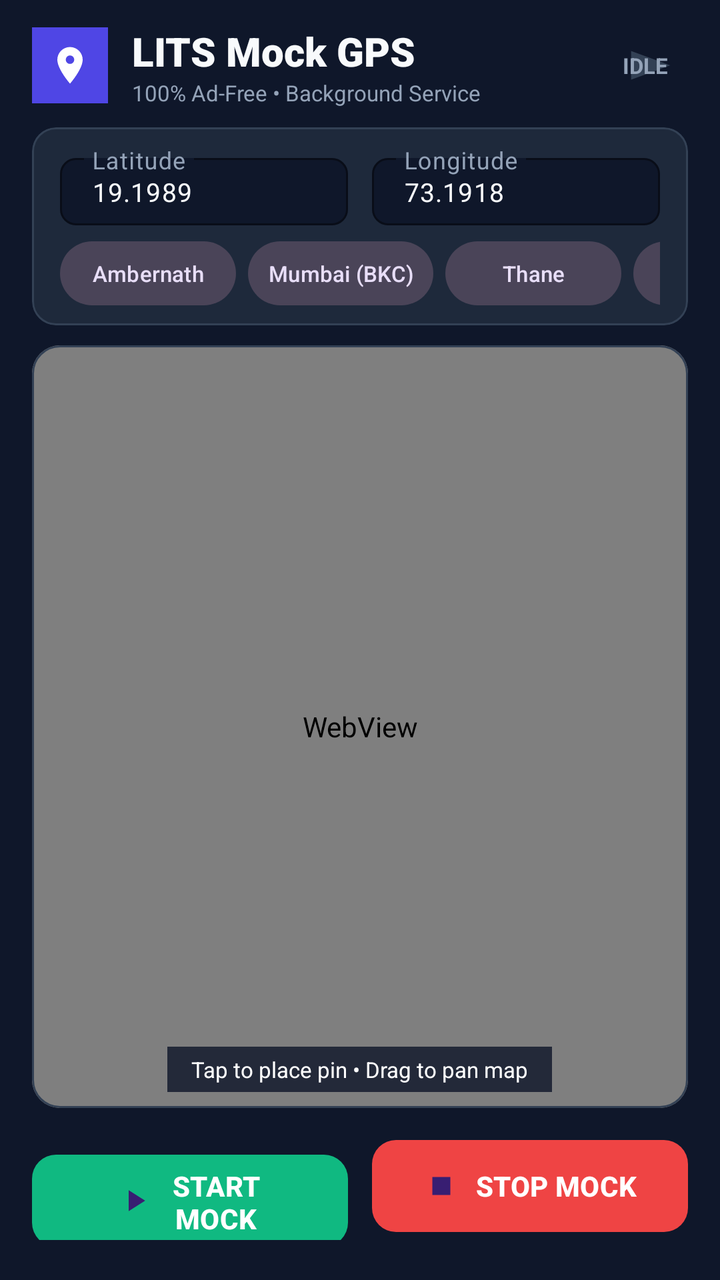
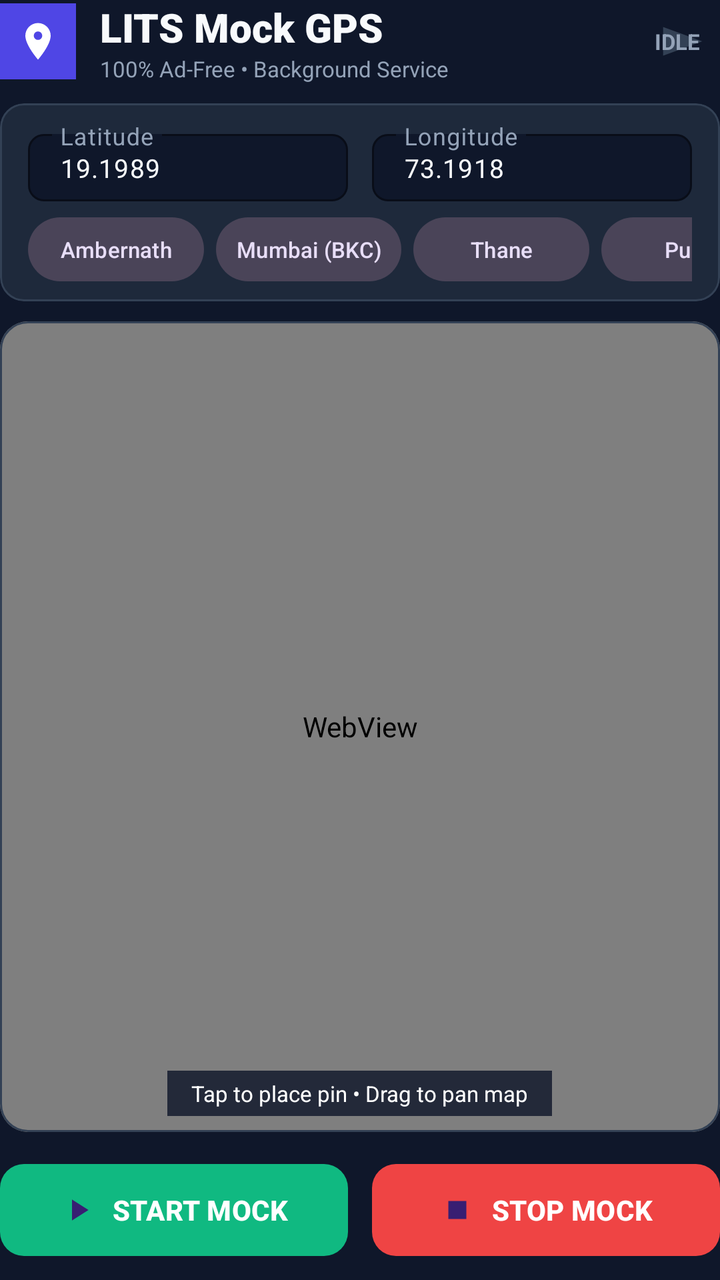

Two renders of the same Android screen: before a commit and after it. Below are the layout's source before the change and the commit's diff.
<!-- AndroidManifest.xml: application theme Theme.LITSMockLocation -->
<!-- res/layout/activity_main.xml -->
<?xml version="1.0" encoding="utf-8"?>
<LinearLayout xmlns:android="http://schemas.android.com/apk/res/android"
    xmlns:app="http://schemas.android.com/apk/res-auto"
    android:layout_width="match_parent"
    android:layout_height="match_parent"
    android:background="@color/bg_dark"
    android:fitsSystemWindows="true"
    android:orientation="vertical"
    android:paddingHorizontal="16dp"
    android:paddingTop="12dp"
    android:paddingBottom="20dp">

    
    <LinearLayout
        android:layout_width="match_parent"
        android:layout_height="wrap_content"
        android:gravity="center_vertical"
        android:orientation="horizontal">

        <ImageView
            android:layout_width="38dp"
            android:layout_height="38dp"
            android:background="@drawable/ic_launcher_foreground"
            android:contentDescription="App Icon" />

        <LinearLayout
            android:layout_width="0dp"
            android:layout_height="wrap_content"
            android:layout_marginStart="12dp"
            android:layout_weight="1"
            android:orientation="vertical">

            <TextView
                android:layout_width="wrap_content"
                android:layout_height="wrap_content"
                android:fontFamily="sans-serif-black"
                android:text="LITS Mock GPS"
                android:textColor="@color/text_primary"
                android:textSize="20sp" />

            <TextView
                android:layout_width="wrap_content"
                android:layout_height="wrap_content"
                android:text="100% Ad-Free • Background Service"
                android:textColor="@color/text_secondary"
                android:textSize="11sp" />
        </LinearLayout>

        <TextView
            android:id="@+id/tvStatusBadge"
            android:layout_width="wrap_content"
            android:layout_height="wrap_content"
            android:background="@drawable/ic_play"
            android:backgroundTint="#334155"
            android:paddingHorizontal="10dp"
            android:paddingVertical="5dp"
            android:text="IDLE"
            android:textColor="@color/text_secondary"
            android:textSize="11sp"
            android:textStyle="bold" />
    </LinearLayout>

    
    <com.google.android.material.card.MaterialCardView
        android:id="@+id/cardWarning"
        android:layout_width="match_parent"
        android:layout_height="wrap_content"
        android:layout_marginTop="8dp"
        android:visibility="gone"
        app:cardBackgroundColor="#2D1515"
        app:cardCornerRadius="10dp"
        app:strokeColor="#7F1D1D"
        app:strokeWidth="1dp">

        <LinearLayout
            android:layout_width="match_parent"
            android:layout_height="wrap_content"
            android:orientation="vertical"
            android:padding="12dp">

            <TextView
                android:layout_width="wrap_content"
                android:layout_height="wrap_content"
                android:text="⚠️ Mock Location Not Selected"
                android:textColor="#FCA5A5"
                android:textSize="13sp"
                android:textStyle="bold" />

            <TextView
                android:layout_width="wrap_content"
                android:layout_height="wrap_content"
                android:layout_marginTop="2dp"
                android:text="Select 'Mock GPS' as your Mock Location App in Developer Options."
                android:textColor="#FECACA"
                android:textSize="11sp" />

            <com.google.android.material.button.MaterialButton
                android:id="@+id/btnOpenDevSettings"
                android:layout_width="wrap_content"
                android:layout_height="wrap_content"
                android:layout_marginTop="6dp"
                android:text="Open Developer Options"
                android:textColor="@color/white"
                android:textSize="11sp"
                app:backgroundTint="#DC2626"
                app:cornerRadius="6dp" />
        </LinearLayout>
    </com.google.android.material.card.MaterialCardView>

    
    <com.google.android.material.card.MaterialCardView
        android:layout_width="match_parent"
        android:layout_height="wrap_content"
        android:layout_marginTop="10dp"
        app:cardBackgroundColor="@color/surface_dark"
        app:cardCornerRadius="12dp"
        app:strokeColor="@color/border_color"
        app:strokeWidth="1dp">

        <LinearLayout
            android:layout_width="match_parent"
            android:layout_height="wrap_content"
            android:orientation="vertical"
            android:paddingHorizontal="14dp"
            android:paddingVertical="10dp">

            
            <LinearLayout
                android:layout_width="match_parent"
                android:layout_height="wrap_content"
                android:orientation="horizontal">

                <com.google.android.material.textfield.TextInputLayout
                    android:layout_width="0dp"
                    android:layout_height="wrap_content"
                    android:layout_marginEnd="6dp"
                    android:layout_weight="1"
                    android:hint="Latitude"
                    android:textColorHint="@color/text_secondary"
                    app:boxBackgroundColor="#0F172A"
                    app:boxCornerRadiusBottomEnd="8dp"
                    app:boxCornerRadiusBottomStart="8dp"
                    app:boxCornerRadiusTopEnd="8dp"
                    app:boxCornerRadiusTopStart="8dp"
                    app:boxStrokeColor="@color/primary">

                    <com.google.android.material.textfield.TextInputEditText
                        android:id="@+id/etLatitude"
                        android:layout_width="match_parent"
                        android:layout_height="wrap_content"
                        android:inputType="numberDecimal|numberSigned"
                        android:paddingVertical="8dp"
                        android:text="19.1989"
                        android:textColor="@color/text_primary"
                        android:textSize="13sp" />
                </com.google.android.material.textfield.TextInputLayout>

                <com.google.android.material.textfield.TextInputLayout
                    android:layout_width="0dp"
                    android:layout_height="wrap_content"
                    android:layout_marginStart="6dp"
                    android:layout_weight="1"
                    android:hint="Longitude"
                    android:textColorHint="@color/text_secondary"
                    app:boxBackgroundColor="#0F172A"
                    app:boxCornerRadiusBottomEnd="8dp"
                    app:boxCornerRadiusBottomStart="8dp"
                    app:boxCornerRadiusTopEnd="8dp"
                    app:boxCornerRadiusTopStart="8dp"
                    app:boxStrokeColor="@color/primary">

                    <com.google.android.material.textfield.TextInputEditText
                        android:id="@+id/etLongitude"
                        android:layout_width="match_parent"
                        android:layout_height="wrap_content"
                        android:inputType="numberDecimal|numberSigned"
                        android:paddingVertical="8dp"
                        android:text="73.1918"
                        android:textColor="@color/text_primary"
                        android:textSize="13sp" />
                </com.google.android.material.textfield.TextInputLayout>
            </LinearLayout>

            
            <HorizontalScrollView
                android:layout_width="match_parent"
                android:layout_height="wrap_content"
                android:layout_marginTop="8dp"
                android:scrollbars="none">

                <LinearLayout
                    android:layout_width="wrap_content"
                    android:layout_height="wrap_content"
                    android:orientation="horizontal">

                    <com.google.android.material.button.MaterialButton
                        android:id="@+id/btnPresetAmbernath"
                        style="@style/Widget.Material3.Button.TonalButton"
                        android:layout_width="wrap_content"
                        android:layout_height="32dp"
                        android:layout_marginEnd="6dp"
                        android:insetBottom="0dp"
                        android:insetTop="0dp"
                        android:paddingHorizontal="10dp"
                        android:text="Ambernath"
                        android:textSize="11sp" />

                    <com.google.android.material.button.MaterialButton
                        android:id="@+id/btnPresetMumbai"
                        style="@style/Widget.Material3.Button.TonalButton"
                        android:layout_width="wrap_content"
                        android:layout_height="32dp"
                        android:layout_marginEnd="6dp"
                        android:insetBottom="0dp"
                        android:insetTop="0dp"
                        android:paddingHorizontal="10dp"
                        android:text="Mumbai (BKC)"
                        android:textSize="11sp" />

                    <com.google.android.material.button.MaterialButton
                        android:id="@+id/btnPresetThane"
                        style="@style/Widget.Material3.Button.TonalButton"
                        android:layout_width="wrap_content"
                        android:layout_height="32dp"
                        android:layout_marginEnd="6dp"
                        android:insetBottom="0dp"
                        android:insetTop="0dp"
                        android:paddingHorizontal="10dp"
                        android:text="Thane"
                        android:textSize="11sp" />

                    <com.google.android.material.button.MaterialButton
                        android:id="@+id/btnPresetPune"
                        style="@style/Widget.Material3.Button.TonalButton"
                        android:layout_width="wrap_content"
                        android:layout_height="32dp"
                        android:layout_marginEnd="6dp"
                        android:insetBottom="0dp"
                        android:insetTop="0dp"
                        android:paddingHorizontal="10dp"
                        android:text="Pune"
                        android:textSize="11sp" />

                    <com.google.android.material.button.MaterialButton
                        android:id="@+id/btnPresetDelhi"
                        style="@style/Widget.Material3.Button.TonalButton"
                        android:layout_width="wrap_content"
                        android:layout_height="32dp"
                        android:insetBottom="0dp"
                        android:insetTop="0dp"
                        android:paddingHorizontal="10dp"
                        android:text="Delhi (CP)"
                        android:textSize="11sp" />
                </LinearLayout>
            </HorizontalScrollView>
        </LinearLayout>
    </com.google.android.material.card.MaterialCardView>

    
    <com.google.android.material.card.MaterialCardView
        android:id="@+id/cardMapContainer"
        android:layout_width="match_parent"
        android:layout_height="0dp"
        android:layout_marginTop="10dp"
        android:layout_marginBottom="12dp"
        android:layout_weight="1"
        app:cardBackgroundColor="@color/surface_dark"
        app:cardCornerRadius="14dp"
        app:strokeColor="@color/border_color"
        app:strokeWidth="1dp">

        <RelativeLayout
            android:layout_width="match_parent"
            android:layout_height="match_parent">

            <WebView
                android:id="@+id/mapWebView"
                android:layout_width="match_parent"
                android:layout_height="match_parent" />

            
            <TextView
                android:layout_width="wrap_content"
                android:layout_height="wrap_content"
                android:layout_alignParentBottom="true"
                android:layout_centerHorizontal="true"
                android:layout_marginBottom="8dp"
                android:background="#D00F172A"
                android:paddingHorizontal="12dp"
                android:paddingVertical="4dp"
                android:text="Tap to place pin • Drag to pan map"
                android:textColor="@color/white"
                android:textSize="11sp" />
        </RelativeLayout>
    </com.google.android.material.card.MaterialCardView>

    
    <LinearLayout
        android:layout_width="match_parent"
        android:layout_height="wrap_content"
        android:orientation="horizontal">

        <com.google.android.material.button.MaterialButton
            android:id="@+id/btnStartMock"
            android:layout_width="0dp"
            android:layout_height="54dp"
            android:layout_marginEnd="6dp"
            android:layout_weight="1"
            android:text="START MOCK"
            android:textColor="@color/white"
            android:textSize="14sp"
            android:textStyle="bold"
            app:backgroundTint="@color/accent"
            app:cornerRadius="12dp"
            app:icon="@drawable/ic_play"
            app:iconGravity="textStart" />

        <com.google.android.material.button.MaterialButton
            android:id="@+id/btnStopMock"
            android:layout_width="0dp"
            android:layout_height="54dp"
            android:layout_marginStart="6dp"
            android:layout_weight="1"
            android:text="STOP MOCK"
            android:textColor="@color/white"
            android:textSize="14sp"
            android:textStyle="bold"
            app:backgroundTint="@color/danger"
            app:cornerRadius="12dp"
            app:icon="@drawable/ic_stop"
            app:iconGravity="textStart" />
    </LinearLayout>

</LinearLayout>
<!-- resources referenced by this layout -->
<resources>
  <color name="accent">#10B981</color>
  <color name="bg_dark">#0F172A</color>
  <color name="border_color">#334155</color>
  <color name="danger">#EF4444</color>
  <color name="primary">#4F46E5</color>
  <color name="surface_dark">#1E293B</color>
  <color name="text_primary">#F8FAFC</color>
  <color name="text_secondary">#94A3B8</color>
  <color name="white">#FFFFFF</color>
  <!-- drawable ic_launcher_foreground (drawable) -->
  <vector xmlns:android="http://schemas.android.com/apk/res/android"
      android:width="108dp"
      android:height="108dp"
      android:viewportWidth="108"
      android:viewportHeight="108">
      <path
          android:fillColor="#4F46E5"
          android:pathData="M0,0h108v108h-108z" />
      <path
          android:fillColor="#FFFFFF"
          android:pathData="M54,28c-9.94,0 -18,8.06 -18,18c0,13.5 18,34 18,34s18,-20.5 18,-34c0,-9.94 -8.06,-18 -18,-18zM54,52c-3.31,0 -6,-2.69 -6,-6s2.69,-6 6,-6s6,2.69 6,6s-2.69,6 -6,6z" />
  </vector>
  <!-- drawable ic_play (drawable) -->
  <vector xmlns:android="http://schemas.android.com/apk/res/android"
      android:width="24dp"
      android:height="24dp"
      android:viewportWidth="24"
      android:viewportHeight="24">
      <path
          android:fillColor="#FFFFFFFF"
          android:pathData="M8,5v14l11,-7z"/>
  </vector>
  <!-- drawable ic_stop (drawable) -->
  <vector xmlns:android="http://schemas.android.com/apk/res/android"
      android:width="24dp"
      android:height="24dp"
      android:viewportWidth="24"
      android:viewportHeight="24">
      <path
          android:fillColor="#FFFFFFFF"
          android:pathData="M6,6h12v12H6z"/>
  </vector>
  <style name="Theme.LITSMockLocation" parent="Theme.Material3.Dark.NoActionBar">
          <item name="colorPrimary">@color/primary</item>
          <item name="colorSecondary">@color/accent</item>
          <item name="android:statusBarColor">@color/bg_dark</item>
          <item name="android:navigationBarColor">@color/bg_dark</item>
      </style>
</resources>

<!-- the commit's change to res/layout/activity_main.xml (unified diff, before → after) -->
@@ -4,11 +4,7 @@
     android:layout_width="match_parent"
     android:layout_height="match_parent"
     android:background="@color/bg_dark"
-    android:fitsSystemWindows="true"
-    android:orientation="vertical"
-    android:paddingHorizontal="16dp"
-    android:paddingTop="12dp"
-    android:paddingBottom="20dp">
+    android:orientation="vertical">
 
     
     <LinearLayout
@@ -298,6 +294,7 @@
     <LinearLayout
         android:layout_width="match_parent"
         android:layout_height="wrap_content"
+        android:layout_marginBottom="8dp"
         android:orientation="horizontal">
 
         <com.google.android.material.button.MaterialButton
